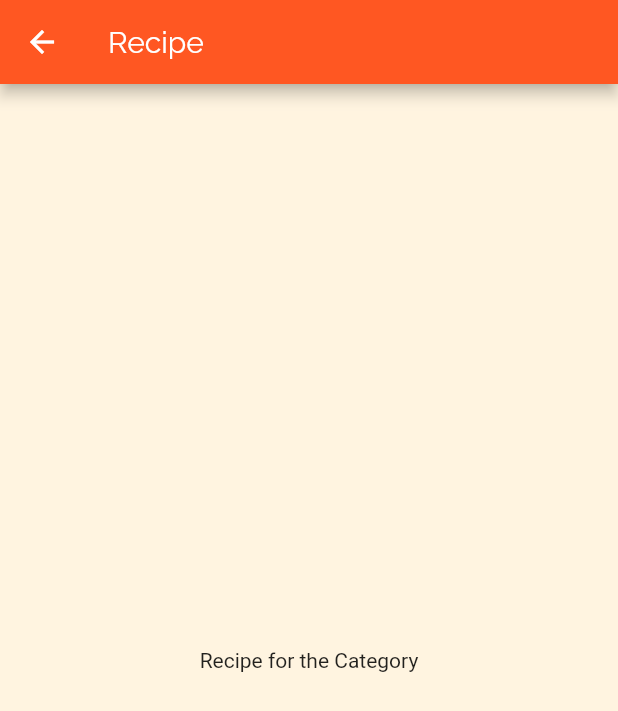
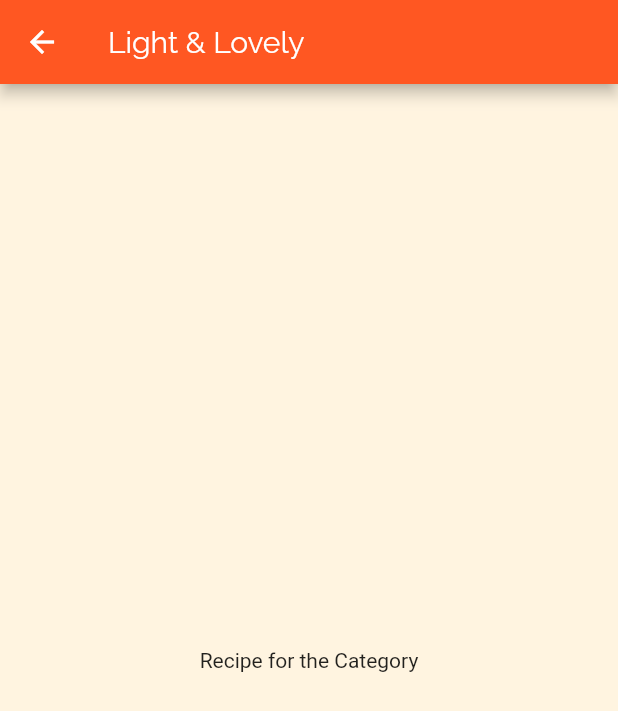
Before and after one commit to walidwazini/Flutter-MealsApp, a Flutter app: the screen it shows after launch, after a tap on "Light & Lovely", on a phone screen of 412 x 824 dp. Shown: the top 711 px of the screen. Run offline on Flutter 3.47's test engine with Material 2 defaults, Android fonts, the phone set to English and light mode, and no system bars.

Commit message:
passing data using Contructor

```diff
--- a/lib/screens/categories_screen.dart
+++ b/lib/screens/categories_screen.dart
@@ -10,7 +10,9 @@ class CategoriesScreen extends StatelessWidget {
   @override
   Widget build(BuildContext context) {
     return Scaffold(
-      appBar: AppBar(title: const Text('Meals'),),
+      appBar: AppBar(
+        title: const Text('Meals'),
+      ),
       body: GridView(
         padding: const EdgeInsets.all(22),
         gridDelegate: SliverGridDelegateWithMaxCrossAxisExtent(
@@ -22,7 +24,11 @@ class CategoriesScreen extends StatelessWidget {
 
         // Map dummy data(DUMMY_CATEGORIES) into the widget(Category Item)
         children: DUMMY_CATEGORIES.map((catData) {
-          return CategoryItem(catData.modelTitle, catData.modelColor);
+          return CategoryItem(
+              catData.id,
+              catData.modelTitle,
+              catData.modelColor
+          );
         }).toList(),
       ),
     );
--- a/lib/screens/category_meals_screen.dart
+++ b/lib/screens/category_meals_screen.dart
@@ -2,12 +2,16 @@ import 'package:flutter/material.dart';
 
 class CategoryMealsScreen extends StatelessWidget {
   //const CategoryMealsScreen({Key? key}) : super(key: key);
+  final String categoryId;
+  final String categoryTitle;
+
+  CategoryMealsScreen(this.categoryId,this.categoryTitle);
 
   @override
   Widget build(BuildContext context) {
     return Scaffold(
         appBar: AppBar(
-          title: Text('Recipe'),
+          title: Text(categoryTitle),
         ),
         body: Center(
           child: Text('Recipe for the Category'),
--- a/lib/widgets/category_item.dart
+++ b/lib/widgets/category_item.dart
@@ -4,14 +4,15 @@ import '../screens/category_meals_screen.dart';
 
 class CategoryItem extends StatelessWidget {
   // const CategoryItem({Key key}) : super(key: key);
+  final String id;
   final String itemTitle;
   final Color itemColor;
 
-  CategoryItem(this.itemTitle, this.itemColor);
+  CategoryItem(this.id, this.itemTitle, this.itemColor);
 
   void selectCategory(BuildContext konteks){
     Navigator.of(konteks).push(MaterialPageRoute(builder: (_){
-      return CategoryMealsScreen() ;
+      return CategoryMealsScreen(id,itemTitle) ;
     },),);
   }
 
```
